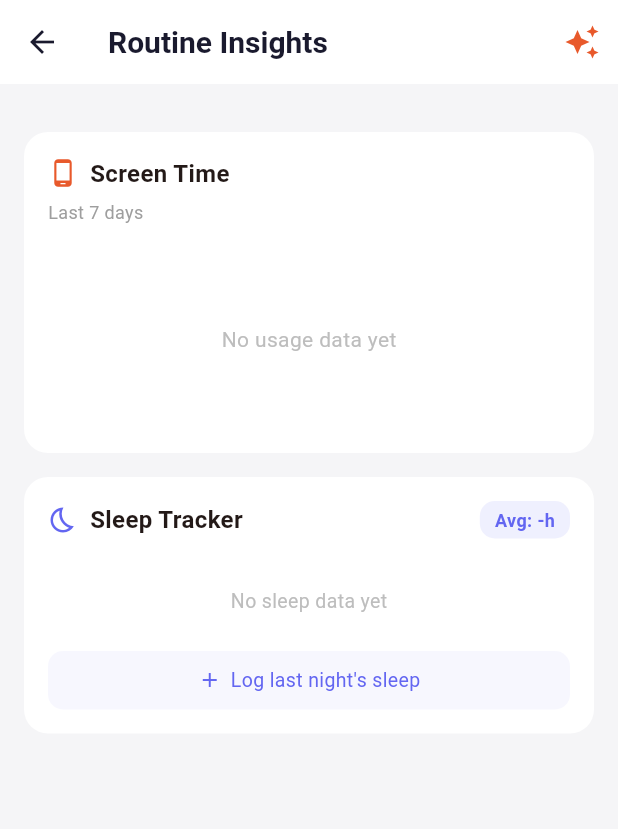
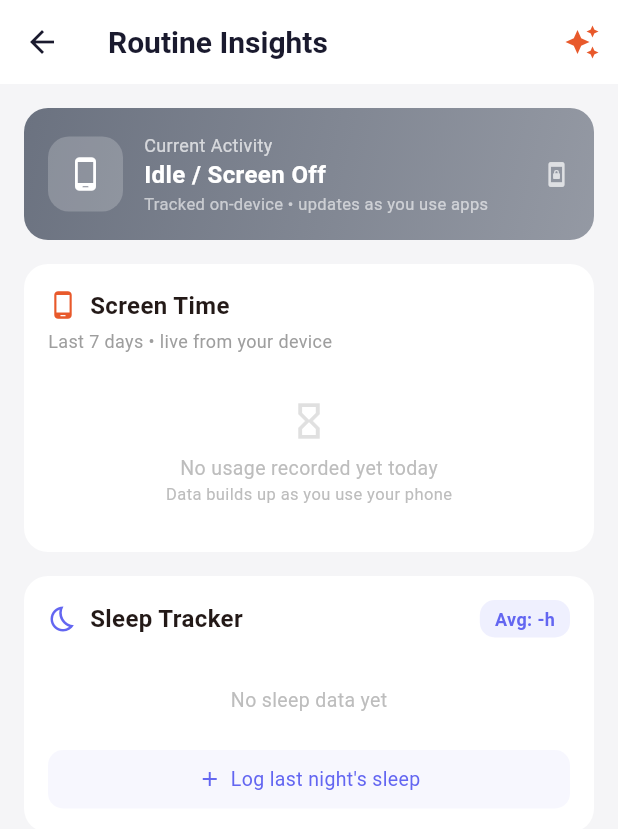
Before and after one commit to Aayushinba17/Campus-Flow, a Flutter app: the screen it shows after launch, after a tap on "Skip", after a tap on the "insights" icon, on a phone screen of 412 x 824 dp. Shown: the top 829 px of the screen. Run offline on Flutter 3.47's test engine with Material 3 defaults, Android fonts, the phone set to English and light mode, and no system bars; our stand-ins replace file_picker, fl_chart, flutter_local_notifications, flutter_markdown, geolocator, image_picker and 3 more; missing offline and left inert: app_usage, notification_listener_service, workmanager; network calls fail; statements that could not run were skipped.

Commit message:
routine screen fixes

```diff
--- a/lib/screens/chat_screen.dart
+++ b/lib/screens/chat_screen.dart
@@ -37,15 +37,16 @@ class _ChatScreenState extends State<ChatScreen> {
   Future<void> _loadHistory() async {
     try {
       final history = await _api.getChatHistory();
-      setState(() {
-        _messages = history.take(20).map((h) => <String, dynamic>{
-          'role': 'user', 'content': h['user_msg'],
-          'ts': h['created_at'],
-        }).expand((m) {
-          _messages.firstWhere((x) => x['content'] == m['content'], orElse: () => {});
-          return [m];
-        }).toList();
-      });
+      final List<Map<String, dynamic>> loaded = [];
+      for (final h in history.take(20)) {
+        if (h['user_msg'] != null) {
+          loaded.add({'role': 'user', 'content': h['user_msg'], 'ts': h['created_at'] ?? ''});
+        }
+        if (h['assistant_msg'] != null) {
+          loaded.add({'role': 'assistant', 'content': h['assistant_msg'], 'ts': h['created_at'] ?? ''});
+        }
+      }
+      setState(() => _messages = loaded);
     } catch (_) {}
   }
 
@@ -71,8 +72,11 @@ class _ChatScreenState extends State<ChatScreen> {
         _loading = false;
       });
     } catch (e) {
+      final errMsg = e.toString().contains('SocketException') || e.toString().contains('TimeoutException')
+          ? 'Connection error. Check your internet.'
+          : 'Error: ${e.toString().replaceAll('Exception: ', '')}';
       setState(() {
-        _messages.add({'role': 'assistant', 'content': 'Connection error. Check your internet.', 'ts': ''});
+        _messages.add({'role': 'assistant', 'content': errMsg, 'ts': ''});
         _loading = false;
       });
     }
--- a/lib/screens/routine_screen.dart
+++ b/lib/screens/routine_screen.dart
@@ -1,6 +1,9 @@
 import 'package:flutter/material.dart';
 import 'package:fl_chart/fl_chart.dart';
+import 'package:app_usage/app_usage.dart';
 import '../services/api_service.dart';
+import '../services/activity_context_service.dart';
+import '../services/usage_stats_service.dart';
 
 class RoutineScreen extends StatefulWidget {
   const RoutineScreen({super.key});
@@ -11,32 +14,119 @@ class RoutineScreen extends StatefulWidget {
 
 class _RoutineScreenState extends State<RoutineScreen> {
   final _api = ApiService();
+  final _activityService = ActivityContextService();
+  final _usageService = UsageStatsService();
 
-  Map<String, dynamic>? _heatmap;
+  // On-device screen time data (7-day map: date -> minutes)
+  Map<String, double> _localUsageByDay = {};
+  double _localTotalMinutes = 0;
+  double _localAvgMinutes = 0;
+
   Map<String, dynamic>? _sleepSummary;
   Map<String, dynamic>? _insights;
-  Map<String, dynamic>? _currentContext;
+
+  // Local activity context (no backend dependency)
+  String _currentActivity = 'idle';
+  bool _screenOn = false;
+
   bool _loading = true;
   bool _insightsLoading = false;
+  bool _usagePermissionDenied = false;
 
   @override
-  void initState() { super.initState(); _loadData(); }
+  void initState() {
+    super.initState();
+    _loadData();
+  }
 
   Future<void> _loadData() async {
     setState(() => _loading = true);
+    await Future.wait([
+      _loadLocalUsage(),
+      _loadSleep(),
+      _loadLocalContext(),
+    ]);
+    setState(() => _loading = false);
+  }
+
+  /// Read screen time directly from the device (no backend needed)
+  Future<void> _loadLocalUsage() async {
     try {
-      final results = await Future.wait([
-        _api.getUsageHeatmap(),
-        _api.getSleepSummary(),
-        _api.getCurrentContext(),
-      ]);
+      final now = DateTime.now();
+      final Map<String, double> byDay = {};
+      double total = 0;
+
+      for (int i = 6; i >= 0; i--) {
+        final day = now.subtract(Duration(days: i));
+        final start = DateTime(day.year, day.month, day.day);
+        final end = i == 0 ? now : DateTime(day.year, day.month, day.day, 23, 59, 59);
+
+        final label = '${_dayLabel(day.weekday)}'; // Mon, Tue…
+        try {
+          final infos = await AppUsage().getAppUsage(start, end);
+          double minutes = 0;
+          for (final info in infos) {
+            final m = info.usage.inSeconds / 60.0;
+            if (m < 0.5) continue; // skip negligible
+            final lower = info.appName.toLowerCase();
+            // Skip system noise
+            if (['android', 'launcher', 'systemui', 'inputmethod', 'keyboard',
+                 'setup', 'provision'].any((s) => lower.contains(s))) continue;
+            minutes += m;
+          }
+          byDay[label] = minutes;
+          total += minutes;
+        } catch (_) {
+          byDay[label] = 0;
+        }
+      }
+
       setState(() {
-        _heatmap = results[0];
-        _sleepSummary = results[1];
-        _currentContext = results[2];
-        _loading = false;
+        _localUsageByDay = byDay;
+        _localTotalMinutes = total;
+        _localAvgMinutes = total / 7;
+        _usagePermissionDenied = false;
       });
-    } catch (e) { setState(() => _loading = false); }
+
+      // Also flush aggregated data to backend in the background
+      try {
+        final stats = await _usageService.getDailyStats();
+        if ((stats['total_screen_minutes'] as int) > 0) {
+          _usageService.logUsage(
+            appName: 'total',
+            durationSeconds: (stats['total_screen_minutes'] as int) * 60,
+          );
+          await _usageService.flush();
+        }
+      } catch (_) {}
+    } catch (e) {
+      // Permission denied or unavailable
+      setState(() {
+        _usagePermissionDenied = true;
+        _localUsageByDay = {};
+      });
+    }
+  }
+
+  /// Read local context — no network call
+  Future<void> _loadLocalContext() async {
+    setState(() {
+      _currentActivity = _activityService.currentActivity;
+      _screenOn = true; // if this screen is open, screen is on
+    });
+  }
+
+  Future<void> _loadSleep() async {
+    try {
+      _sleepSummary = await _api.getSleepSummary();
+    } catch (_) {
+      _sleepSummary = {};
+    }
+  }
+
+  String _dayLabel(int weekday) {
+    const labels = ['Mon', 'Tue', 'Wed', 'Thu', 'Fri', 'Sat', 'Sun'];
+    return labels[(weekday - 1).clamp(0, 6)];
   }
 
   @override
@@ -62,11 +152,11 @@ class _RoutineScreenState extends State<RoutineScreen> {
           : RefreshIndicator(
               onRefresh: _loadData,
               child: ListView(padding: const EdgeInsets.all(16), children: [
-                // Current Activity Context
-                if (_currentContext != null) _contextCard(),
+                // Current Activity Context (local — no backend)
+                _contextCard(),
                 const SizedBox(height: 16),
 
-                // Screen Time Heatmap
+                // Screen Time from device
                 _screenTimeSection(),
                 const SizedBox(height: 16),
 
@@ -83,26 +173,38 @@ class _RoutineScreenState extends State<RoutineScreen> {
   }
 
   // ═══════════════════════════════════════════════════════════════════════
-  //  CURRENT CONTEXT
+  //  CURRENT CONTEXT  (reads from local ActivityContextService)
   // ═══════════════════════════════════════════════════════════════════════
 
   Widget _contextCard() {
-    final ctx = _currentContext!;
-    final activity = ctx['context'] ?? 'Unknown';
     final activityIcons = {
-      'studying': Icons.school, 'browsing': Icons.language,
-      'idle': Icons.phone_android, 'gaming': Icons.sports_esports,
-      'social_media': Icons.people, 'messaging': Icons.chat_bubble,
+      'studying': Icons.school,
+      'browsing': Icons.language,
+      'idle': Icons.phone_android,
+      'gaming': Icons.sports_esports,
+      'social_media': Icons.people,
+      'messaging': Icons.chat_bubble,
     };
 
-    final screenOn = ctx['screen_on'] == true;
-    final headphones = ctx['headphones_connected'] == true;
+    final activityColors = {
+      'studying': const Color(0xFF059669),
+      'browsing': const Color(0xFF6366F1),
+      'gaming': const Color(0xFFE8592B),
+      'social_media': const Color(0xFF8B5CF6),
+      'messaging': const Color(0xFF0EA5E9),
+      'idle': const Color(0xFF6B7280),
+    };
+
+    final color = activityColors[_currentActivity] ?? const Color(0xFF6366F1);
+    final label = _currentActivity == 'idle'
+        ? 'Idle / Screen Off'
+        : _currentActivity.replaceAll('_', ' ').toUpperCase();
 
     return Container(
       padding: const EdgeInsets.all(16),
       decoration: BoxDecoration(
-        gradient: const LinearGradient(
-          colors: [Color(0xFF6366F1), Color(0xFF8B5CF6)],
+        gradient: LinearGradient(
+          colors: [color, color.withValues(alpha: 0.7)],
           begin: Alignment.topLeft, end: Alignment.bottomRight,
         ),
         borderRadius: BorderRadius.circular(16),
@@ -111,44 +213,30 @@ class _RoutineScreenState extends State<RoutineScreen> {
         Container(
           width: 50, height: 50,
           decoration: BoxDecoration(
-            color: Colors.white.withValues(alpha: 0.2), borderRadius: BorderRadius.circular(14)),
-          child: Icon(activityIcons[activity] ?? Icons.phone_android, color: Colors.white, size: 24),
+            color: Colors.white.withValues(alpha: 0.2),
+            borderRadius: BorderRadius.circular(14)),
+          child: Icon(activityIcons[_currentActivity] ?? Icons.phone_android,
+              color: Colors.white, size: 24),
         ),
         const SizedBox(width: 14),
         Expanded(child: Column(crossAxisAlignment: CrossAxisAlignment.start, children: [
-          const Text('Current Context', style: TextStyle(color: Colors.white70, fontSize: 12)),
-          Text(activity.toString().replaceAll('_', ' ').toUpperCase(),
+          const Text('Current Activity', style: TextStyle(color: Colors.white70, fontSize: 12)),
+          Text(label,
             style: const TextStyle(color: Colors.white, fontSize: 16, fontWeight: FontWeight.bold)),
-          if (ctx['last_updated'] != null)
-            Text('Last active: ${_formatTime(ctx['last_updated'])}', style: TextStyle(color: Colors.white.withValues(alpha: 0.6), fontSize: 12)),
+          Text('Tracked on-device • updates as you use apps',
+            style: TextStyle(color: Colors.white.withValues(alpha: 0.6), fontSize: 11)),
         ])),
-        Column(
-          crossAxisAlignment: CrossAxisAlignment.end,
-          children: [
-            if (screenOn) const Icon(Icons.screen_lock_portrait, color: Colors.white, size: 16),
-            if (headphones) const Icon(Icons.headphones, color: Colors.white, size: 16),
-          ],
-        )
+        if (_screenOn)
+          const Icon(Icons.screen_lock_portrait, color: Colors.white70, size: 18),
       ]),
     );
   }
 
-  String _formatTime(String isoTime) {
-    try {
-      final dt = DateTime.parse(isoTime).toLocal();
-      return '${dt.hour.toString().padLeft(2, '0')}:${dt.minute.toString().padLeft(2, '0')}';
-    } catch (_) {
-      return isoTime;
-    }
-  }
-
   // ═══════════════════════════════════════════════════════════════════════
-  //  SCREEN TIME HEATMAP
+  //  SCREEN TIME (from device via app_usage)
   // ═══════════════════════════════════════════════════════════════════════
 
   Widget _screenTimeSection() {
-    final heatData = _heatmap?['heatmap'] as Map<String, dynamic>? ?? {};
-
     return Container(
       padding: const EdgeInsets.all(16),
       decoration: BoxDecoration(color: Colors.white, borderRadius: BorderRadius.circular(16)),
@@ -158,26 +246,27 @@ class _RoutineScreenState extends State<RoutineScreen> {
           SizedBox(width: 8),
           Text('Screen Time', style: TextStyle(fontWeight: FontWeight.bold, fontSize: 16)),
         ]),
-        const SizedBox(height: 6),
-        Text('Last 7 days',
+        const SizedBox(height: 4),
+        Text('Last 7 days • live from your device',
           style: TextStyle(fontSize: 12, color: Colors.grey.shade500)),
         const SizedBox(height: 16),
 
-        if (heatData.isNotEmpty) ...[
-          // Bar chart
+        if (_usagePermissionDenied)
+          _permissionBanner()
+        else if (_localUsageByDay.isEmpty || _localUsageByDay.values.every((v) => v == 0))
+          _noDataPlaceholder()
+        else ...[
           SizedBox(
             height: 160,
             child: BarChart(BarChartData(
               alignment: BarChartAlignment.spaceAround,
-              maxY: _getMaxUsage(heatData) * 1.2,
+              maxY: (_localUsageByDay.values.reduce((a, b) => a > b ? a : b) * 1.25).clamp(10, double.infinity),
               barTouchData: BarTouchData(
                 touchTooltipData: BarTouchTooltipData(
-                  getTooltipItem: (group, groupIndex, rod, rodIndex) {
-                    return BarTooltipItem(
-                      '${rod.toY.toStringAsFixed(0)} min',
-                      const TextStyle(color: Colors.white, fontSize: 12),
-                    );
-                  },
+                  getTooltipItem: (group, groupIndex, rod, rodIndex) => BarTooltipItem(
+                    '${rod.toY.toStringAsFixed(0)} min',
+                    const TextStyle(color: Colors.white, fontSize: 12),
+                  ),
                 ),
               ),
               titlesData: FlTitlesData(
@@ -187,15 +276,12 @@ class _RoutineScreenState extends State<RoutineScreen> {
                 bottomTitles: AxisTitles(sideTitles: SideTitles(
                   showTitles: true,
                   getTitlesWidget: (value, meta) {
-                    final days = heatData.keys.toList();
+                    final days = _localUsageByDay.keys.toList();
                     if (value.toInt() < days.length) {
-                      final day = days[value.toInt()];
                       return Padding(
                         padding: const EdgeInsets.only(top: 6),
-                        child: Text(
-                          day.length >= 3 ? day.substring(0, 3) : day,
-                          style: TextStyle(fontSize: 10, color: Colors.grey.shade600),
-                        ),
+                        child: Text(days[value.toInt()],
+                          style: TextStyle(fontSize: 10, color: Colors.grey.shade600)),
                       );
                     }
                     return const SizedBox.shrink();
@@ -204,12 +290,11 @@ class _RoutineScreenState extends State<RoutineScreen> {
               ),
               borderData: FlBorderData(show: false),
               gridData: const FlGridData(show: false),
-              barGroups: heatData.entries.toList().asMap().entries.map((entry) {
-                final value = (entry.value.value as num?)?.toDouble() ?? 0;
+              barGroups: _localUsageByDay.entries.toList().asMap().entries.map((e) {
                 return BarChartGroupData(
-                  x: entry.key,
+                  x: e.key,
                   barRods: [BarChartRodData(
-                    toY: value,
+                    toY: e.value.value,
                     width: 24,
                     borderRadius: const BorderRadius.vertical(top: Radius.circular(6)),
                     gradient: const LinearGradient(
@@ -222,32 +307,67 @@ class _RoutineScreenState extends State<RoutineScreen> {
             )),
           ),
           const SizedBox(height: 12),
-          // Total
           Row(mainAxisAlignment: MainAxisAlignment.center, children: [
-            Text('Total: ${_heatmap?['total_minutes'] ?? 0} min',
+            Text('Total: ${_localTotalMinutes.toStringAsFixed(0)} min',
               style: const TextStyle(fontSize: 13, fontWeight: FontWeight.w500)),
             const SizedBox(width: 16),
-            Text('Avg: ${_heatmap?['avg_daily_minutes'] ?? 0} min/day',
+            Text('Avg: ${_localAvgMinutes.toStringAsFixed(0)} min/day',
               style: TextStyle(fontSize: 13, color: Colors.grey.shade600)),
           ]),
-        ] else ...[
-          Container(
-            height: 120,
-            alignment: Alignment.center,
-            child: Text('No usage data yet', style: TextStyle(color: Colors.grey.shade400)),
-          ),
         ],
       ]),
     );
   }
 
-  double _getMaxUsage(Map<String, dynamic> data) {
-    double max = 0;
-    for (final v in data.values) {
-      final val = (v as num?)?.toDouble() ?? 0;
-      if (val > max) max = val;
-    }
-    return max == 0 ? 100 : max;
+  Widget _permissionBanner() {
+    return Container(
+      padding: const EdgeInsets.all(14),
+      decoration: BoxDecoration(
+        color: const Color(0xFFFFF7ED),
+        borderRadius: BorderRadius.circular(12),
+        border: Border.all(color: const Color(0xFFE8592B).withValues(alpha: 0.3)),
+      ),
+      child: Column(children: [
+        const Icon(Icons.lock_outline, color: Color(0xFFE8592B), size: 28),
+        const SizedBox(height: 8),
+        const Text('Usage Access Required',
+          style: TextStyle(fontWeight: FontWeight.bold, fontSize: 14)),
+        const SizedBox(height: 4),
+        Text('Grant "Usage Access" in Settings so CampusFlow can show your screen time.',
+          textAlign: TextAlign.center,
+          style: TextStyle(fontSize: 12, color: Colors.grey.shade600)),
+        const SizedBox(height: 12),
+        ElevatedButton.icon(
+          onPressed: () async {
+            // AppUsage package requires the user to go to Settings manually
+            ScaffoldMessenger.of(context).showSnackBar(
+              const SnackBar(content: Text('Go to Settings → Apps → Special app access → Usage access → CampusFlow')),
+            );
+          },
+          icon: const Icon(Icons.settings_outlined, size: 16),
+          label: const Text('How to grant access'),
+          style: ElevatedButton.styleFrom(
+            backgroundColor: const Color(0xFFE8592B),
+            foregroundColor: Colors.white,
+          ),
+        ),
+      ]),
+    );
+  }
+
+  Widget _noDataPlaceholder() {
+    return Container(
+      height: 100,
+      alignment: Alignment.center,
+      child: Column(mainAxisAlignment: MainAxisAlignment.center, children: [
+        Icon(Icons.hourglass_empty, size: 28, color: Colors.grey.shade300),
+        const SizedBox(height: 8),
+        Text('No usage recorded yet today',
+          style: TextStyle(color: Colors.grey.shade400, fontSize: 13)),
+        Text('Data builds up as you use your phone',
+          style: TextStyle(color: Colors.grey.shade400, fontSize: 11)),
+      ]),
+    );
   }
 
   // ═══════════════════════════════════════════════════════════════════════
@@ -322,7 +442,6 @@ class _RoutineScreenState extends State<RoutineScreen> {
           ),
 
         const SizedBox(height: 8),
-        // Manual sleep log
         GestureDetector(
           onTap: _showSleepLogSheet,
           child: Container(
@@ -368,14 +487,14 @@ class _RoutineScreenState extends State<RoutineScreen> {
           const SizedBox(height: 12),
           const Text('Recommendations:', style: TextStyle(fontWeight: FontWeight.w600, fontSize: 13)),
           const SizedBox(height: 6),
-          ...(((_insights!['recommendations'] as List).take(3).map((r) => Padding(
+          ...((_insights!['recommendations'] as List).take(3).map((r) => Padding(
             padding: const EdgeInsets.only(bottom: 4),
             child: Row(crossAxisAlignment: CrossAxisAlignment.start, children: [
               const Icon(Icons.lightbulb_outline, color: Color(0xFFE8592B), size: 14),
               const SizedBox(width: 6),
               Expanded(child: Text(r.toString(), style: const TextStyle(fontSize: 13))),
             ]),
-          )))),
+          ))),
         ],
       ]),
     );
@@ -394,7 +513,7 @@ class _RoutineScreenState extends State<RoutineScreen> {
       setState(() => _insightsLoading = false);
       if (mounted) {
         ScaffoldMessenger.of(context).showSnackBar(
-        SnackBar(content: Text('Error: $e'), backgroundColor: Colors.red));
+          SnackBar(content: Text('Error: $e'), backgroundColor: Colors.red));
       }
     }
   }
@@ -459,7 +578,7 @@ class _RoutineScreenState extends State<RoutineScreen> {
                 if (ctx.mounted) { Navigator.pop(ctx); _loadData(); }
                 if (mounted) {
                   ScaffoldMessenger.of(context).showSnackBar(
-                  const SnackBar(content: Text('Sleep logged! 😴'), backgroundColor: Color(0xFF059669)));
+                    const SnackBar(content: Text('Sleep logged! 😴'), backgroundColor: Color(0xFF059669)));
                 }
               },
               style: ElevatedButton.styleFrom(
```
Also changed, not shown: lib/screens/notifications_screen.dart (+21 -4 lines), pubspec.lock, 1 other file.
